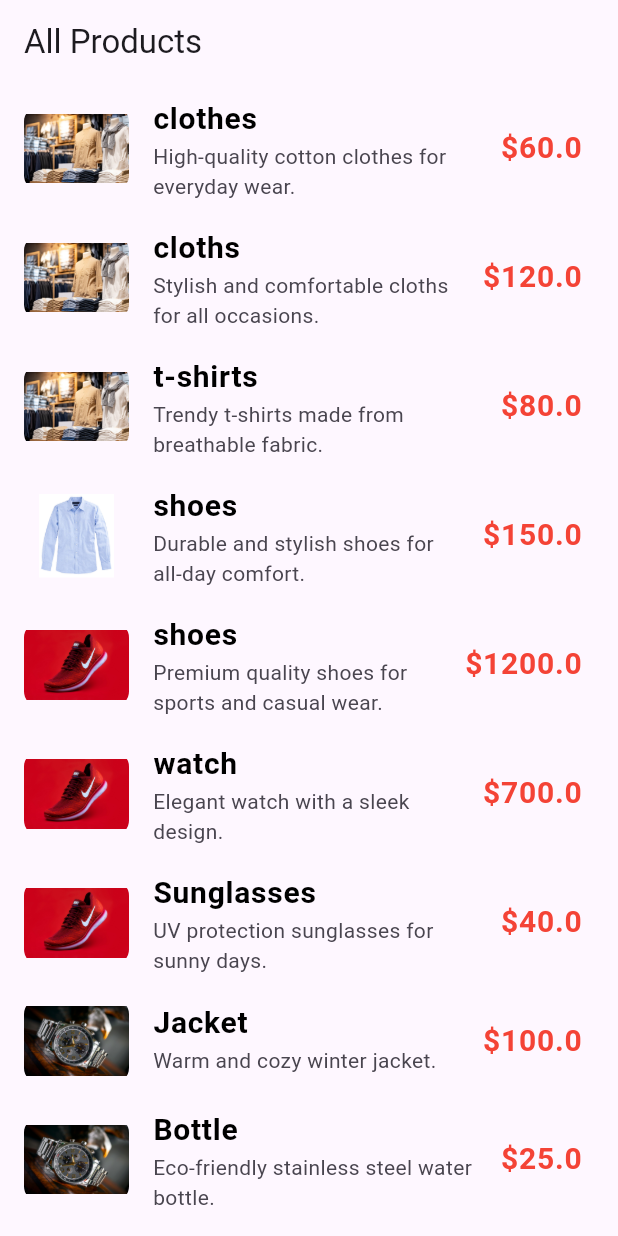
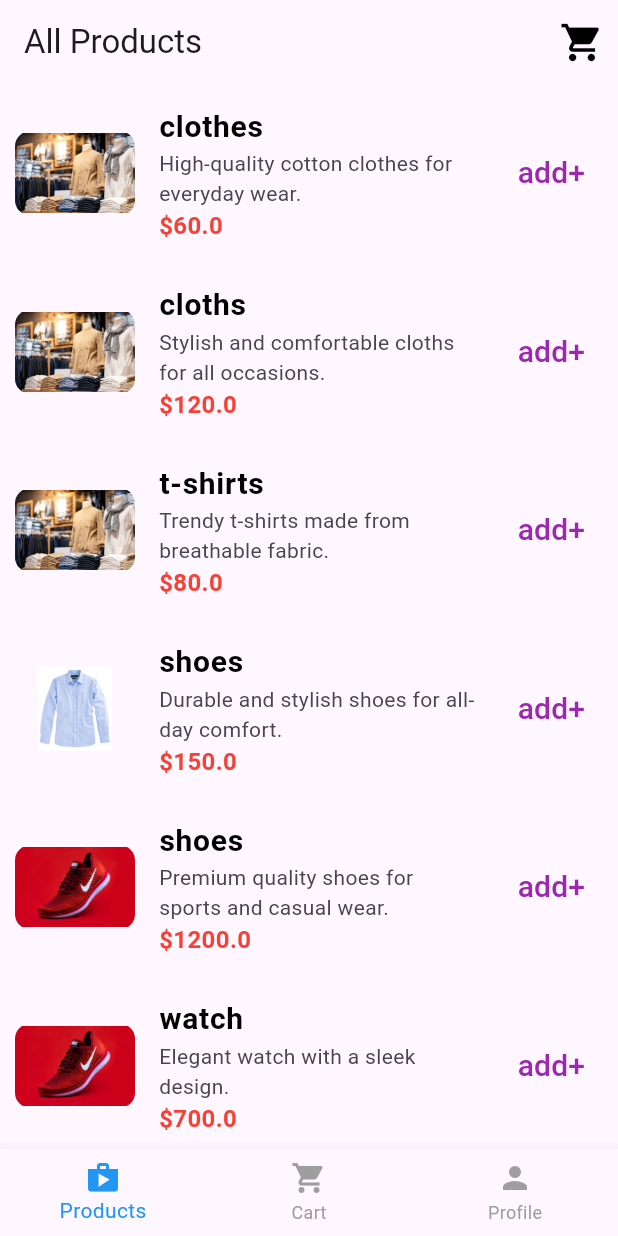
Before and after one commit to hrikhan/DOtech, a Flutter app: the screen it shows after launch, on a phone screen of 412 x 824 dp. Run offline on Flutter 3.47's test engine with Material 3 defaults, Android fonts, the phone set to English and light mode, and no system bars; our stand-ins replace get.

Commit message:
completed task1

```diff
--- a/lib/controllar/cart_controllar.dart
+++ b/lib/controllar/cart_controllar.dart
@@ -1,16 +1,26 @@
 import 'package:dotech/model/cart_model.dart';
 import 'package:flutter/material.dart';
 
-class CartController extends ChangeNotifier{
-  List<Product> _cartItems = [];
+class CartProvider with ChangeNotifier {
+  final List<Product> _cartItems = [];
 
-  double _totalPrice = 0.0;
   List<Product> get cartItems => _cartItems;
-  double get totalprice=> _totalPrice;
+
+  double get totalPrice =>
+      _cartItems.fold(0.0, (total, product) => total + product.price);
+
   void addToCart(Product product) {
     _cartItems.add(product);
-    _totalPrice += product.price;
     notifyListeners();
   }
 
+  void clearCart() {
+    _cartItems.clear();
+    notifyListeners();
+  }
+
+  void removeFromCart(Product product) {
+    _cartItems.remove(product);
+    notifyListeners();
+  }
 }
--- /dev/null
+++ b/lib/controllar/nav_bar_contollar.dart
@@ -0,0 +1,11 @@
+
+import 'package:get/get.dart';
+
+class BottomNavController extends GetxController {
+  var currentIndex = 0.obs;
+
+  void updateIndex(int index) {
+    currentIndex.value = index;
+    update();
+  }
+}
--- a/lib/main.dart
+++ b/lib/main.dart
@@ -1,14 +1,13 @@
 import 'package:dotech/controllar/cart_controllar.dart';
+import 'package:dotech/nav_bar.dart';
 import 'package:dotech/screen/Product_screen.dart';
 import 'package:flutter/material.dart';
+import 'package:get/get.dart';
 import 'package:provider/provider.dart';
 
 void main() {
   runApp(
-    ChangeNotifierProvider(
-      create: (_) => CartController(),
-      child: const MyApp(),
-    ),
+    ChangeNotifierProvider(create: (_) => CartProvider(), child: const MyApp()),
   );
 }
 
@@ -17,10 +16,11 @@
 
   @override
   Widget build(BuildContext context) {
-    return MaterialApp(
+    return GetMaterialApp(
+      debugShowCheckedModeBanner: false,
       title: 'Dotech',
       theme: ThemeData(primarySwatch: Colors.blue),
-      home: ProductScreen(),
+      home: MainScreen(),
     );
   }
 }
--- /dev/null
+++ b/lib/nav_bar.dart
@@ -0,0 +1,58 @@
+// lib/screens/main_screen.dart
+import 'package:dotech/controllar/nav_bar_contollar.dart';
+import 'package:dotech/screen/Product_screen.dart';
+import 'package:dotech/screen/cart_screen.dart';
+import 'package:dotech/screen/user_information.dart';
+import 'package:flutter/material.dart';
+import 'package:get/get.dart';
+
+
+class MainScreen extends StatelessWidget {
+  MainScreen({super.key});
+
+  final BottomNavController _controller = Get.put(BottomNavController());
+
+  final List<Widget> _screens = [
+   ProductScreen(),
+    CartScreen(),
+    UserInformation()
+  ];
+
+  @override
+  Widget build(BuildContext context) {
+    return Scaffold(
+      body: GetBuilder<BottomNavController>(
+        builder: (_) {
+
+          return _screens[_controller.currentIndex.value];
+        },
+      ),
+      bottomNavigationBar: GetBuilder<BottomNavController>(
+        builder: (_) {
+          return BottomNavigationBar(
+            currentIndex: _controller.currentIndex.value,
+            onTap: (index) {
+              _controller.updateIndex(index);
+            },
+            selectedItemColor: Colors.blue,
+            unselectedItemColor: Colors.grey,
+            items: const [
+              BottomNavigationBarItem(
+                icon: Icon(Icons.shop),
+                label: 'Products',
+              ),
+              BottomNavigationBarItem(
+                icon: Icon(Icons.shopping_cart),
+                label: 'Cart',
+              ),
+              BottomNavigationBarItem(
+                icon: Icon(Icons.person),
+                label: 'Profile',
+              ),
+            ],
+          );
+        },
+      ),
+    );
+  }
+}
--- a/lib/screen/Product_screen.dart
+++ b/lib/screen/Product_screen.dart
@@ -1,14 +1,35 @@
+import 'package:dotech/controllar/cart_controllar.dart';
 import 'package:dotech/model/cart_model.dart';
 import 'package:dotech/product/product_list.dart';
+import 'package:dotech/screen/cart_screen.dart';
 import 'package:flutter/material.dart';
+import 'package:provider/provider.dart';
 
 class ProductScreen extends StatelessWidget {
   ProductScreen({super.key});
 
   @override
   Widget build(BuildContext context) {
+    final cart = Provider.of<CartProvider>(context);
     return Scaffold(
-      appBar: AppBar(title: const Text('All Products')),
+      appBar: AppBar(
+        title: const Text('All Products'),
+        actions: [
+          IconButton(
+            icon: const Icon(
+              Icons.shopping_cart,
+              color: Colors.black,
+              size: 30,
+            ),
+            onPressed: () {
+              Navigator.push(
+                context,
+                MaterialPageRoute(builder: (context) => const CartScreen()),
+              );
+            },
+          ),
+        ],
+      ),
       body: Column(
         children: [
           Expanded(
@@ -17,13 +38,19 @@ class ProductScreen extends StatelessWidget {
               itemBuilder: (context, index) {
                 final product = ProductList().products[index];
                 return ListTile(
-                  onTap: (){
-
-                  },
+                  contentPadding: EdgeInsets.symmetric(
+                    horizontal: 10,
+                    vertical: 5,
+                  ),
+                  onTap: () {},
                   leading: ClipRRect(
                     borderRadius: BorderRadius.circular(10),
 
-                    child: Image.asset(product.imageUrl, width: 70, height: 70),
+                    child: Image.asset(
+                      product.imageUrl,
+                      width: 80,
+                      height: 100,
+                    ),
                   ),
                   title: Text(
                     product.name,
@@ -33,13 +60,27 @@ class ProductScreen extends StatelessWidget {
                       fontWeight: FontWeight.bold,
                     ),
                   ),
-                  subtitle: Text(product.description),
-                  trailing: Text(
-                    '\$${product.price}',
-                    style: TextStyle(
-                      color: Colors.red,
-                      fontSize: 20,
-                      fontWeight: FontWeight.bold,
+                  subtitle: Column(
+                    crossAxisAlignment: CrossAxisAlignment.start,
+                    children: [
+                      Text(product.description),
+                      Text(
+                        '\$${product.price}',
+                        style: TextStyle(
+                          color: Colors.red,
+                          fontSize: 16,
+                          fontWeight: FontWeight.bold,
+                        ),
+                      ),
+                    ],
+                  ),
+                  trailing: TextButton(
+                    onPressed: () {
+                      cart.addToCart(product);
+                    },
+                    child: Text(
+                      'add+',
+                      style: TextStyle(color: Colors.purple, fontSize: 20),
                     ),
                   ),
                 );
--- a/pubspec.yaml
+++ b/pubspec.yaml
@@ -35,6 +35,7 @@ dependencies:
   # Use with the CupertinoIcons class for iOS style icons.
   cupertino_icons: ^1.0.8
   provider: ^6.1.4
+  get: ^4.7.2
 
 dev_dependencies:
   flutter_test:
```
Also changed, not shown: lib/screen/cart_screen.dart (added, +84 -0 lines), pubspec.lock.
